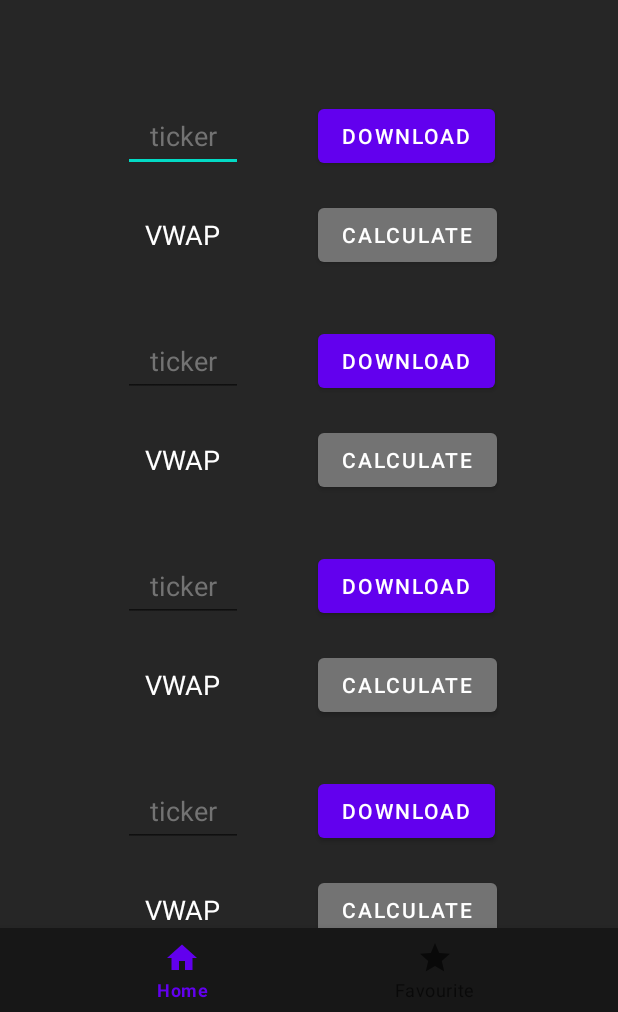
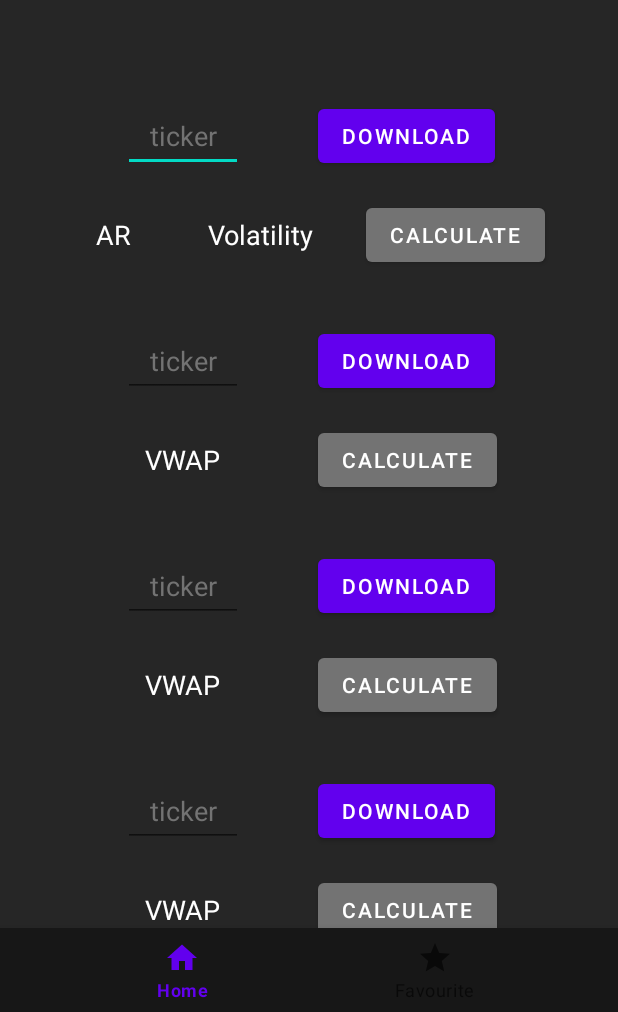
Before and after one commit to wongdaryl/cs205-portfolio, an Android app: the screen it shows after launch (MainActivity), on a phone screen of 412 x 824 dp, the part 224-1236 px from its top. Run offline under Robolectric (Android 15) with nearby library versions, the phone set to English and light mode, and no system bars.

Commit message:
added AR and VOL for first ticker

```diff
--- a/app/src/main/java/com/example/stockportfolio/fragments/HomeFragment.java
+++ b/app/src/main/java/com/example/stockportfolio/fragments/HomeFragment.java
@@ -28,7 +28,7 @@ import com.example.stockportfolio.services.StockService;
 public class HomeFragment extends Fragment {
 
     private Button start0, calc0, start1, calc1, start2, calc2, start3, calc3, start4, calc4;
-    private TextView result0, result1, result2, result3, result4;
+    private TextView ar0, v0, result1, result2, result3, result4;
     private EditText ticker0, ticker1, ticker2, ticker3, ticker4;
     private BroadcastReceiver myBroadcastReceiver;
 
@@ -62,8 +62,10 @@ public class HomeFragment extends Fragment {
         calc0 = (Button)getActivity().findViewById(R.id.calc0);
         calc0.setText(R.string.calculate);
         calc0.setBackgroundColor(getResources().getColor(R.color.neutral_500));
-        result0 = (TextView)getActivity().findViewById(R.id.result0);
-        result0.setText(R.string.vwap);
+        ar0 = (TextView)getActivity().findViewById(R.id.ar0);
+        ar0.setText(R.string.AR);
+        v0 = (TextView)getActivity().findViewById(R.id.v0);
+        v0.setText(R.string.vol);
         ticker0 = (EditText)getActivity().findViewById(R.id.ticker0);
         ticker0.setHint(R.string.ticker);
 
@@ -124,7 +126,8 @@ public class HomeFragment extends Fragment {
                 start0.setClickable(false);
                 start0.setBackgroundColor(getResources().getColor(R.color.neutral_500));
                 start0.setText(R.string.downloading);
-                result0.setText(R.string.vwap);
+                ar0.setText(R.string.AR);
+                v0.setText(R.string.vol);
                 getActivity().startService(intent);
 
             }
@@ -227,7 +230,8 @@ public class HomeFragment extends Fragment {
                 calc0.setClickable(false);
                 calc0.setText(R.string.calculating);
                 calc0.setBackgroundColor(getActivity().getResources().getColor(R.color.neutral_500));
-                result0.setTextColor(getActivity().getResources().getColor(R.color.neutral_500));
+                ar0.setTextColor(getActivity().getResources().getColor(R.color.neutral_500));
+                v0.setTextColor(getActivity().getResources().getColor(R.color.neutral_500));
                 getActivity().sendBroadcast(intent);
             }
         });
--- a/app/src/main/java/com/example/stockportfolio/receivers/DownloadBroadcastReceiver.java
+++ b/app/src/main/java/com/example/stockportfolio/receivers/DownloadBroadcastReceiver.java
@@ -61,10 +61,11 @@ public class DownloadBroadcastReceiver extends BroadcastReceiver {
                 @Override
                 public void run() {
                     int index = intent.getIntExtra("index", -1);
-                    TextView result;
+                    TextView result, volatility;
                     Button calc;
                     if (index == 0) {
-                        result = (TextView) ((Activity)context).findViewById(R.id.result0);
+                        result = (TextView) ((Activity)context).findViewById(R.id.ar0);
+                        volatility = (TextView) ((Activity)context).findViewById(R.id.v0);
                         calc = (Button) ((Activity)context).findViewById(R.id.calc0);
                     } else if (index == 1) {
                         result = (TextView) ((Activity)context).findViewById(R.id.result1);
--- a/app/src/main/res/layout/fragment_home.xml
+++ b/app/src/main/res/layout/fragment_home.xml
@@ -73,20 +73,33 @@
                     android:layout_width="match_parent"
                     android:layout_height="wrap_content"
                     android:gravity="center"
+                    android:baselineAligned="true"
                     android:layout_marginTop="15dp"
                     >
 
                     <TextView
-                        android:id="@+id/result0"
+                        android:id="@+id/ar0"
                         android:layout_width="wrap_content"
                         android:layout_height="53dp"
                         android:gravity="center"
                         android:paddingHorizontal="15dp"
-                        tools:text="@string/result"
+                        tools:text="@string/AR"
                         android:textColor="@color/white"
                         android:textSize="18sp"
-                        android:layout_marginEnd="50dp"
-                        android:layout_marginRight="50dp" />
+                        android:layout_marginEnd="20dp"
+                        android:layout_marginRight="20dp" />
+
+                    <TextView
+                        android:id="@+id/v0"
+                        android:layout_width="wrap_content"
+                        android:layout_height="53dp"
+                        android:gravity="center"
+                        android:paddingHorizontal="15dp"
+                        tools:text="@string/vol"
+                        android:textColor="@color/white"
+                        android:textSize="18sp"
+                        android:layout_marginEnd="20dp"
+                        android:layout_marginRight="20dp"/>
 
                     <Button
                         android:id="@+id/calc0"
--- a/app/src/main/res/values/strings.xml
+++ b/app/src/main/res/values/strings.xml
@@ -25,4 +25,6 @@
     <string name="vwap">VWAP</string>
     <string name="stock_portfolio_manager">Stock Portfolio Manager</string>
     <string name="no_records_found">No Records Found</string>
+    <string name="AR">AR</string>
+    <string name="vol">Volatility</string>
 </resources>
```
